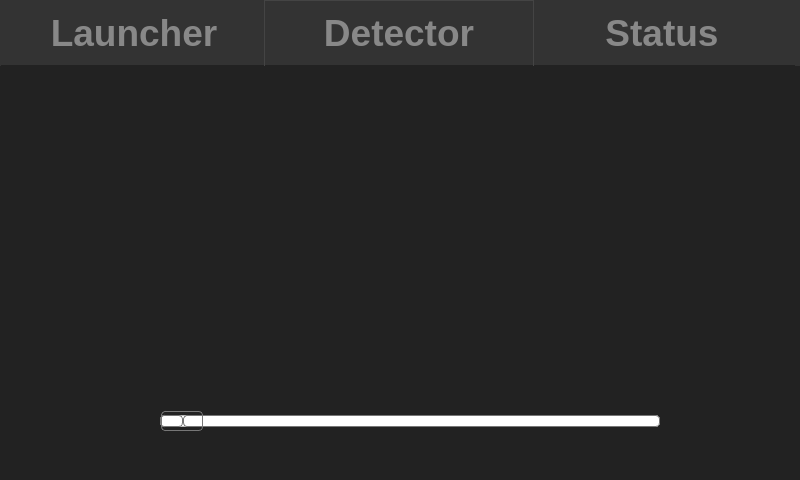
Old version of the form mainwindow.ui in the repository AlexVerschoot/MachineVisionGui.
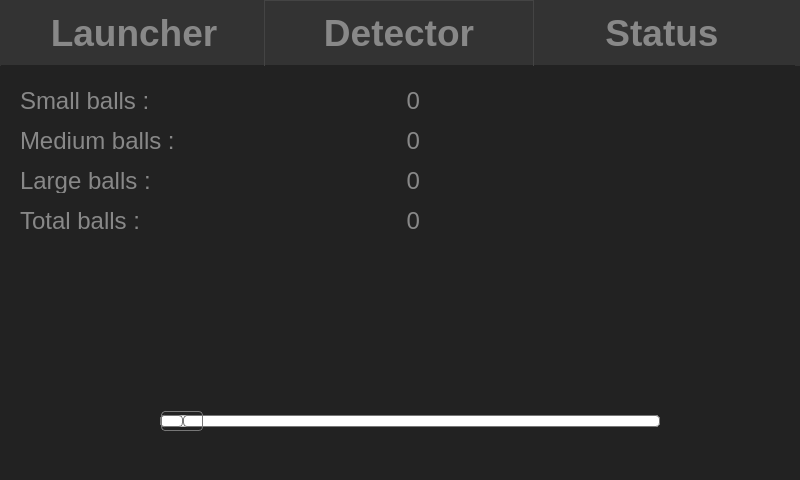
New version of the form. The open tabs and pages were chosen to show the change. Icons and pictures are not drawn.

```diff
--- a/mainwindow.ui
+++ b/mainwindow.ui
@@ -445,6 +445,198 @@
        <string/>
       </property>
      </widget>
+     <widget class="QLabel" name="label_sizeSmall_label">
+      <property name="geometry">
+       <rect>
+        <x>20</x>
+        <y>20</y>
+        <width>200</width>
+        <height>25</height>
+       </rect>
+      </property>
+      <property name="font">
+       <font>
+        <pointsize>18</pointsize>
+       </font>
+      </property>
+      <property name="styleSheet">
+       <string notr="true">Color : #888;</string>
+      </property>
+      <property name="text">
+       <string>Small balls :</string>
+      </property>
+      <property name="alignment">
+       <set>Qt::AlignLeading|Qt::AlignLeft|Qt::AlignVCenter</set>
+      </property>
+     </widget>
+     <widget class="QLabel" name="label_sizeMedium_label">
+      <property name="geometry">
+       <rect>
+        <x>20</x>
+        <y>60</y>
+        <width>200</width>
+        <height>25</height>
+       </rect>
+      </property>
+      <property name="font">
+       <font>
+        <pointsize>18</pointsize>
+       </font>
+      </property>
+      <property name="styleSheet">
+       <string notr="true">Color : #888;</string>
+      </property>
+      <property name="text">
+       <string>Medium balls :</string>
+      </property>
+      <property name="alignment">
+       <set>Qt::AlignLeading|Qt::AlignLeft|Qt::AlignVCenter</set>
+      </property>
+     </widget>
+     <widget class="QLabel" name="label_sizeLarge_label">
+      <property name="geometry">
+       <rect>
+        <x>20</x>
+        <y>100</y>
+        <width>200</width>
+        <height>25</height>
+       </rect>
+      </property>
+      <property name="font">
+       <font>
+        <pointsize>18</pointsize>
+       </font>
+      </property>
+      <property name="styleSheet">
+       <string notr="true">Color : #888;</string>
+      </property>
+      <property name="text">
+       <string>Large balls :</string>
+      </property>
+      <property name="alignment">
+       <set>Qt::AlignLeading|Qt::AlignLeft|Qt::AlignVCenter</set>
+      </property>
+     </widget>
+     <widget class="QLabel" name="label_sizeAll_label">
+      <property name="geometry">
+       <rect>
+        <x>20</x>
+        <y>140</y>
+        <width>200</width>
+        <height>25</height>
+       </rect>
+      </property>
+      <property name="font">
+       <font>
+        <pointsize>18</pointsize>
+       </font>
+      </property>
+      <property name="styleSheet">
+       <string notr="true">Color : #888;</string>
+      </property>
+      <property name="text">
+       <string>Total balls :</string>
+      </property>
+      <property name="alignment">
+       <set>Qt::AlignLeading|Qt::AlignLeft|Qt::AlignVCenter</set>
+      </property>
+     </widget>
+     <widget class="QLabel" name="label_sizeSmall">
+      <property name="geometry">
+       <rect>
+        <x>220</x>
+        <y>20</y>
+        <width>200</width>
+        <height>25</height>
+       </rect>
+      </property>
+      <property name="font">
+       <font>
+        <pointsize>18</pointsize>
+       </font>
+      </property>
+      <property name="styleSheet">
+       <string notr="true">Color : #888;</string>
+      </property>
+      <property name="text">
+       <string>0</string>
+      </property>
+      <property name="alignment">
+       <set>Qt::AlignRight|Qt::AlignTrailing|Qt::AlignVCenter</set>
+      </property>
+     </widget>
+     <widget class="QLabel" name="label_sizeMedium">
+      <property name="geometry">
+       <rect>
+        <x>220</x>
+        <y>60</y>
+        <width>200</width>
+        <height>25</height>
+       </rect>
+      </property>
+      <property name="font">
+       <font>
+        <pointsize>18</pointsize>
+       </font>
+      </property>
+      <property name="styleSheet">
+       <string notr="true">Color : #888;</string>
+      </property>
+      <property name="text">
+       <string>0</string>
+      </property>
+      <property name="alignment">
+       <set>Qt::AlignRight|Qt::AlignTrailing|Qt::AlignVCenter</set>
+      </property>
+     </widget>
+     <widget class="QLabel" name="label_sizeLarge">
+      <property name="geometry">
+       <rect>
+        <x>220</x>
+        <y>100</y>
+        <width>200</width>
+        <height>25</height>
+       </rect>
+      </property>
+      <property name="font">
+       <font>
+        <pointsize>18</pointsize>
+       </font>
+      </property>
+      <property name="styleSheet">
+       <string notr="true">Color : #888;</string>
+      </property>
+      <property name="text">
+       <string>0</string>
+      </property>
+      <property name="alignment">
+       <set>Qt::AlignRight|Qt::AlignTrailing|Qt::AlignVCenter</set>
+      </property>
+     </widget>
+     <widget class="QLabel" name="label_sizeAll">
+      <property name="geometry">
+       <rect>
+        <x>220</x>
+        <y>140</y>
+        <width>200</width>
+        <height>25</height>
+       </rect>
+      </property>
+      <property name="font">
+       <font>
+        <pointsize>18</pointsize>
+       </font>
+      </property>
+      <property name="styleSheet">
+       <string notr="true">Color : #888;</string>
+      </property>
+      <property name="text">
+       <string>0</string>
+      </property>
+      <property name="alignment">
+       <set>Qt::AlignRight|Qt::AlignTrailing|Qt::AlignVCenter</set>
+      </property>
+     </widget>
     </widget>
     <widget class="QWidget" name="tab_status">
      <property name="styleSheet">
```
Left out of the diff: 2 changed lines with no effect on the pictures.
